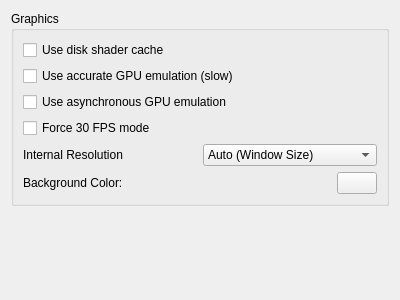
rorrim-rorrim/eden-alt, file src/yuzu/configuration/configure_graphics.ui: the form before one commit.
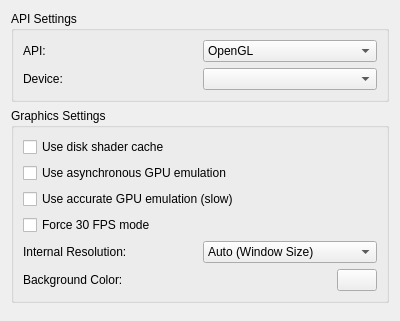
The form after the commit.

```diff
--- a/src/yuzu/configuration/configure_graphics.ui
+++ b/src/yuzu/configuration/configure_graphics.ui
@@ -7,7 +7,7 @@
     <x>0</x>
     <y>0</y>
     <width>400</width>
-    <height>300</height>
+    <height>321</height>
    </rect>
   </property>
   <property name="windowTitle">
@@ -15,13 +15,61 @@
   </property>
   <layout class="QVBoxLayout" name="verticalLayout">
    <item>
-    <layout class="QVBoxLayout" name="verticalLayout_3">
+    <layout class="QVBoxLayout" name="verticalLayout_2">
+     <item>
+      <widget class="QGroupBox" name="groupBox_2">
+       <property name="title">
+        <string>API Settings</string>
+       </property>
+       <layout class="QVBoxLayout" name="verticalLayout_3">
+        <item>
+         <layout class="QHBoxLayout" name="horizontalLayout_4">
+          <item>
+           <widget class="QLabel" name="label_2">
+            <property name="text">
+             <string>API:</string>
+            </property>
+           </widget>
+          </item>
+          <item>
+           <widget class="QComboBox" name="api">
+            <item>
+             <property name="text">
+              <string notr="true">OpenGL</string>
+             </property>
+            </item>
+            <item>
+             <property name="text">
+              <string notr="true">Vulkan</string>
+             </property>
+            </item>
+           </widget>
+          </item>
+         </layout>
+        </item>
+        <item>
+         <layout class="QHBoxLayout" name="horizontalLayout_5">
+          <item>
+           <widget class="QLabel" name="label_3">
+            <property name="text">
+             <string>Device:</string>
+            </property>
+           </widget>
+          </item>
+          <item>
+           <widget class="QComboBox" name="device"/>
+          </item>
+         </layout>
+        </item>
+       </layout>
+      </widget>
+     </item>
      <item>
       <widget class="QGroupBox" name="groupBox">
        <property name="title">
-        <string>Graphics</string>
+        <string>Graphics Settings</string>
        </property>
-       <layout class="QVBoxLayout" name="verticalLayout_2">
+       <layout class="QVBoxLayout" name="verticalLayout_4">
         <item>
          <widget class="QCheckBox" name="use_disk_shader_cache">
           <property name="text">
@@ -29,13 +77,6 @@
           </property>
          </widget>
         </item>
-        <item>
-         <widget class="QCheckBox" name="use_accurate_gpu_emulation">
-          <property name="text">
-           <string>Use accurate GPU emulation (slow)</string>
-          </property>
-         </widget>
-        </item>
         <item>
          <widget class="QCheckBox" name="use_asynchronous_gpu_emulation">
           <property name="text">
@@ -43,6 +84,13 @@
           </property>
          </widget>
         </item>
+        <item>
+         <widget class="QCheckBox" name="use_accurate_gpu_emulation">
+          <property name="text">
+           <string>Use accurate GPU emulation (slow)</string>
+          </property>
+         </widget>
+        </item>
         <item>
          <widget class="QCheckBox" name="force_30fps_mode">
           <property name="text">
@@ -51,11 +99,11 @@
          </widget>
         </item>
         <item>
-         <layout class="QHBoxLayout" name="horizontalLayout">
+         <layout class="QHBoxLayout" name="horizontalLayout_2">
           <item>
            <widget class="QLabel" name="label">
             <property name="text">
-             <string>Internal Resolution</string>
+             <string>Internal Resolution:</string>
             </property>
            </widget>
           </item>
@@ -91,7 +139,7 @@
          </layout>
         </item>
         <item>
-         <layout class="QHBoxLayout" name="horizontalLayout_6">
+         <layout class="QHBoxLayout" name="horizontalLayout_3">
           <item>
            <widget class="QLabel" name="bg_label">
             <property name="text">
```
Left out of the diff: 2 changed lines with no effect on the pictures.
